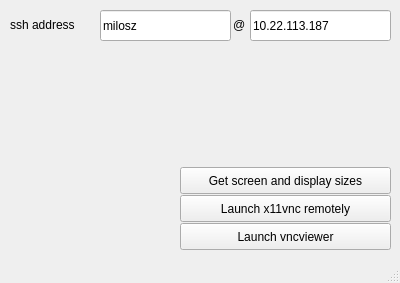
Before: the Qt Designer form eXtend-qtGUI/eXtend-qtGUI/mainwindow.ui in miloszlakomy/eXtend, drawn with Qt 5.
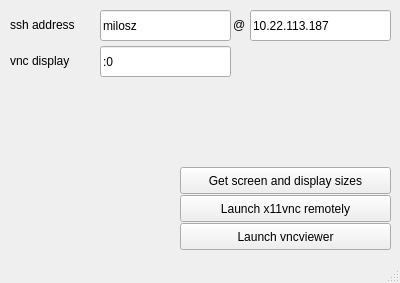
After: the same form once the commit is applied.

Commit message: Add vnc display input

Patch:
```diff
--- a/eXtend-qtGUI/eXtend-qtGUI/mainwindow.ui
+++ b/eXtend-qtGUI/eXtend-qtGUI/mainwindow.ui
@@ -105,6 +105,32 @@
      <string>Launch vncviewer</string>
     </property>
    </widget>
+   <widget class="QLineEdit" name="vncDisplay">
+    <property name="geometry">
+     <rect>
+      <x>100</x>
+      <y>46</y>
+      <width>131</width>
+      <height>31</height>
+     </rect>
+    </property>
+    <property name="text">
+     <string>:0</string>
+    </property>
+   </widget>
+   <widget class="QLabel" name="label_3">
+    <property name="geometry">
+     <rect>
+      <x>10</x>
+      <y>52</y>
+      <width>81</width>
+      <height>17</height>
+     </rect>
+    </property>
+    <property name="text">
+     <string>vnc display</string>
+    </property>
+   </widget>
   </widget>
   <widget class="QStatusBar" name="statusBar"/>
  </widget>
```
The commit also changes 1 other file.
